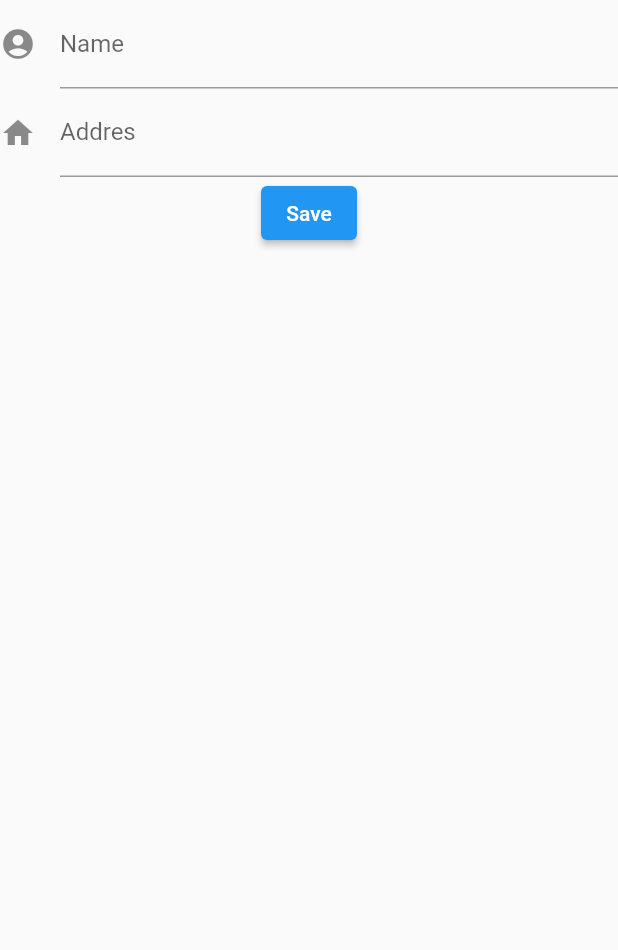
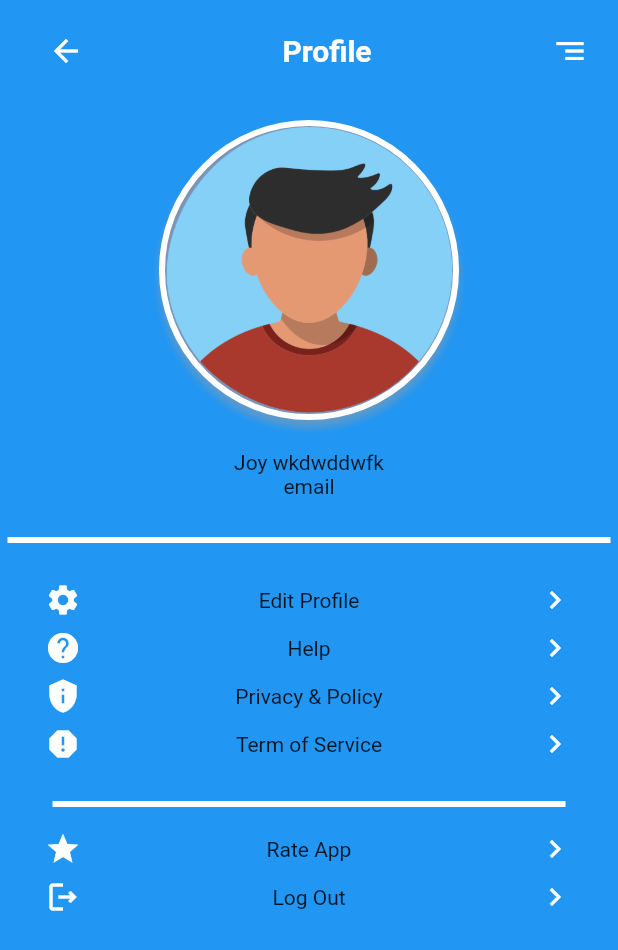
Before and after one commit to abdullahJufri/petz_care, a Flutter app: the MyProfile screen opened by its route, on a phone screen of 412 x 824 dp. Shown: the top 950 px of the screen. Run offline on Flutter 3.47's test engine with Material 2 defaults, Android fonts, the light colour scheme and no system bars; our stand-ins replace cloud_firestore, firebase_auth, firebase_core, fluttertoast; accounts and stored records are empty.

Commit message:
membuat tampilan profile_page

```diff
--- a/lib/ui/profile_page.dart
+++ b/lib/ui/profile_page.dart
@@ -16,32 +16,150 @@ class _MyProfileState extends State<MyProfile> {
   @override
   Widget build(BuildContext context) {
     return Scaffold(
-      body: SafeArea(
-        child: Container(
-
+      backgroundColor: Colors.blue,
+      body: SingleChildScrollView(
+        child: SafeArea(
           child: Column(
             children: [
-              TextField(
-                decoration: InputDecoration(
-                    icon: Icon(Icons.account_circle),
-                    labelText: 'Name'
+              Container(
+                margin: EdgeInsets.symmetric(vertical: 10, horizontal: 20),
+                child: Row(
+                  mainAxisAlignment: MainAxisAlignment.spaceBetween,
+                  children: [
+                    IconButton(
+                      onPressed: () {
+                        Navigator.pop(context);
+                      },
+                      icon: Icon(
+                        Icons.arrow_back,
+                        color: Colors.white,
+                      ),
+                    ),
+                    Text(
+                      'Profile',
+                      style: TextStyle(
+                          fontSize: 20,
+                          fontWeight: FontWeight.bold,
+                          color: Colors.white),
+                    ),
+                    Icon(
+                      Icons.segment_sharp,
+                      color: Colors.white,
+                    )
+                  ],
                 ),
-                controller: nameController,
               ),
-              TextField(
-                decoration: InputDecoration(
-                    icon: Icon(Icons.home),
-                    labelText: 'Addres'
+              SizedBox(
+                height: 12,
+              ),
+              Container(
+                width: 200,
+                height: 200,
+                decoration: BoxDecoration(
+                  color: const Color(0xff7c94b6),
+                  image: DecorationImage(
+                    image: AssetImage('images/boy_person.png'),
+                    fit: BoxFit.cover,
+                  ),
+                  borderRadius: BorderRadius.all(Radius.circular(100.0)),
+                  border: Border.all(
+                    color: Colors.white,
+                    width: 4.0,
+                  ),
+                  boxShadow: [
+                    BoxShadow(
+                      color: Colors.grey.withOpacity(0.5),
+                      blurRadius: 4,
+                      offset: Offset(0, 5), // changes position of shadow
+                    ),
+                  ],
                 ),
-                controller: addressController,
               ),
-              ElevatedButton(
-                  onPressed: () {
-                    // userRef.doc(FirebaseAuth.instance.currentUser.email)
-                    //     .set
-                  },
-                  child: Text('Save'))
-
+              SizedBox(
+                height: 20,
+              ),
+              Column(
+                children: [
+                  Text(
+                    'Joy wkdwddwfk',
+                  ),
+                  Text(
+                    'email',
+                  ),
+                ],
+              ),
+              Align(
+                alignment: Alignment.center,
+                child: Container(
+                  margin: EdgeInsets.only(top: 20, bottom: 10),
+                  child: Divider(
+                    color: Colors.white,
+                    thickness: 4,
+                    indent: 5,
+                    endIndent: 5,
+                  ),
+                ),
+              ),
+              SizedBox(
+                height: 10,
+              ),
+              Container(
+                margin: EdgeInsets.symmetric(
+                  horizontal: 30,
+                ),
+                child: Column(
+                  children: [
+                    ProfileWidget(
+                      text: 'Edit Profile',
+                      icon: Icons.settings,
+                    ),
+                    SizedBox(
+                      height: 8,
+                    ),
+                    ProfileWidget(
+                      text: 'Help',
+                      icon: Icons.help,
+                    ),
+                    SizedBox(
+                      height: 8,
+                    ),
+                    ProfileWidget(
+                      text: 'Privacy & Policy',
+                      icon: Icons.privacy_tip,
+                    ),
+                    SizedBox(
+                      height: 8,
+                    ),
+                    ProfileWidget(
+                      text: 'Term of Service',
+                      icon: Icons.report,
+                    ),
+                    Align(
+                      alignment: Alignment.center,
+                      child: Container(
+                        margin: EdgeInsets.only(top: 20, bottom: 10),
+                        child: Divider(
+                          color: Colors.white,
+                          thickness: 4,
+                          indent: 5,
+                          endIndent: 5,
+                        ),
+                      ),
+                    ),
+                    ProfileWidget(
+                      text: 'Rate App',
+                      icon: Icons.star,
+                    ),
+                    SizedBox(
+                      height: 8,
+                    ),
+                    ProfileWidget(
+                      text: 'Log Out',
+                      icon: Icons.logout_outlined,
+                    ),
+                  ],
+                ),
+              )
             ],
           ),
         ),
@@ -49,3 +167,48 @@ class _MyProfileState extends State<MyProfile> {
     );
   }
 }
+
+class ProfileActivity extends StatelessWidget {
+  const ProfileActivity({
+    Key? key,
+    required this.number,
+    required this.text,
+  }) : super(key: key);
+
+  final String number;
+  final String text;
+
+  @override
+  Widget build(BuildContext context) {
+    return Column(
+      children: [
+        Text(
+          number,
+        ),
+        Text(
+          text,
+        ),
+      ],
+    );
+  }
+}
+
+class ProfileWidget extends StatelessWidget {
+  const ProfileWidget({Key? key, required this.icon, required this.text})
+      : super(key: key);
+
+  final IconData icon;
+  final String text;
+
+  @override
+  Widget build(BuildContext context) {
+    return Row(
+      mainAxisAlignment: MainAxisAlignment.spaceBetween,
+      children: [
+        Icon(icon, color: Colors.white),
+        Text(text),
+        Icon(Icons.keyboard_arrow_right, color: Colors.white),
+      ],
+    );
+  }
+}
```
